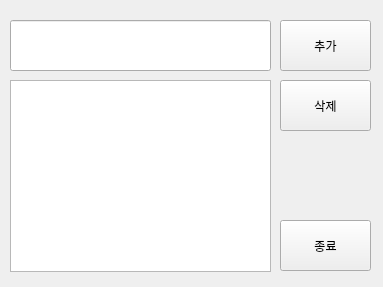
Above: category_add.ui from yeongwonn01/household-ledger before the change. Below: the same form after it.
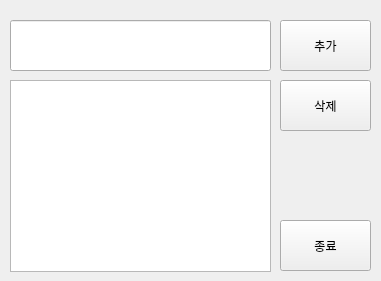
That is the form after the change.

```diff
--- a/category_add.ui
+++ b/category_add.ui
@@ -6,8 +6,8 @@
    <rect>
     <x>0</x>
     <y>0</y>
-    <width>383</width>
-    <height>287</height>
+    <width>381</width>
+    <height>281</height>
    </rect>
   </property>
   <property name="windowTitle">
```
Left out of the diff: 11 changed lines with no effect on the pictures.
